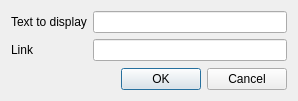
First picture: the form in sources/repository/soundfont/editor/editordialoginsertlink.ui, repository davy7125/polyphone, before the edit.
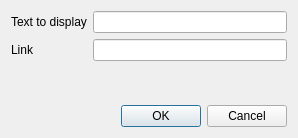
Second picture: the form after the edit. Icons and pictures are not drawn.

```diff
--- a/sources/repository/soundfont/editor/editordialoginsertlink.ui
+++ b/sources/repository/soundfont/editor/editordialoginsertlink.ui
@@ -7,7 +7,7 @@
     <x>0</x>
     <y>0</y>
     <width>298</width>
-    <height>101</height>
+    <height>138</height>
    </rect>
   </property>
   <property name="windowTitle">
```
Left out of the diff: 8 changed lines with no effect on the pictures.
